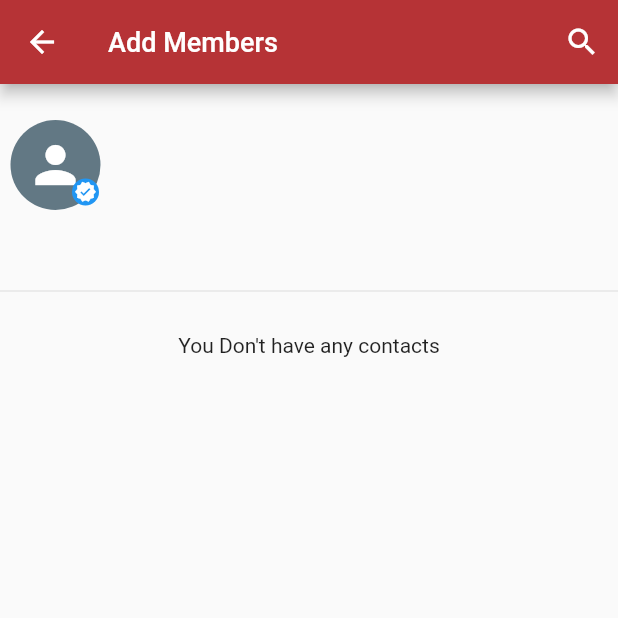
After one commit to Rohit7602/whatsapp-clone, a Flutter app: the AddMembersGroupScreen screen opened directly, on a phone screen of 412 x 824 dp, the top half of it. The commit adds this screen. Run offline on Flutter 3.47's test engine with Material 2 defaults, Android fonts, the phone set to English and light mode, and no system bars; our stand-ins replace cached_network_image, emoji_picker_flutter, firebase_auth, firebase_core, firebase_database, firebase_storage and 5 more; missing offline and left inert: clipboard; accounts and stored records are empty.

Commit message:
Grou Chat UI

```diff
--- a/lib/screen/contact/contact.dart
+++ b/lib/screen/contact/contact.dart
@@ -4,6 +4,7 @@ import 'package:flutter/material.dart';
 import 'package:flutter/scheduler.dart';
 import 'package:provider/provider.dart';
 import 'package:whatsapp_clone/getter_setter/getter_setter.dart';
+import 'package:whatsapp_clone/screen/group_chat/add_members.dart';
 import '../../helper/base_getters.dart';
 import '../../helper/styles/app_style_sheet.dart';
 import '../chat/chat_room.dart';
@@ -42,6 +43,8 @@ class _ContactScreenState extends State<ContactScreen> {
           children: [
             AppServices.addHeight(10),
             ListTile(
+              onTap: () =>
+                  AppServices.pushTo(context, const AddMembersGroupScreen()),
               leading: Container(
                   height: 50,
                   width: 50,
--- /dev/null
+++ b/lib/screen/group_chat/add_members.dart
@@ -0,0 +1,225 @@
+import 'package:flutter/material.dart';
+import 'package:provider/provider.dart';
+import 'package:whatsapp_clone/function/custom_appbar.dart';
+import 'package:whatsapp_clone/helper/base_getters.dart';
+
+import '../../getter_setter/getter_setter.dart';
+import '../../helper/styles/app_style_sheet.dart';
+import '../../model/user_model.dart';
+import 'create_group_name.dart';
+
+class AddMembersGroupScreen extends StatefulWidget {
+  const AddMembersGroupScreen({super.key});
+
+  @override
+  State<AddMembersGroupScreen> createState() => _AddMembersGroupScreenState();
+}
+
+class _AddMembersGroupScreenState extends State<AddMembersGroupScreen> {
+  List<UserModel> groupUser = [];
+
+  @override
+  void initState() {
+    groupUser = [];
+    var provider = Provider.of<GetterSetterModel>(context, listen: false);
+    groupUser.add(provider.userModel);
+    super.initState();
+  }
+
+  @override
+  Widget build(BuildContext context) {
+    var provider = Provider.of<GetterSetterModel>(context);
+    var userList = provider.getAllUser;
+
+    return Scaffold(
+      appBar: customAppBar(
+        color: AppColors.primaryColor,
+        title: Text("Add Members", style: GetTextTheme.sf18_medium),
+        action: [
+          IconButton(onPressed: () {}, icon: const Icon(Icons.search)),
+        ],
+      ),
+      body: SafeArea(
+        child: Column(
+          children: [
+            AppServices.addHeight(20),
+            groupUser.isEmpty
+                ? const Text("Add Members to create group.")
+                : SizedBox(
+                    height: 90,
+                    child: ListView.builder(
+                        scrollDirection: Axis.horizontal,
+                        itemCount: groupUser.length,
+                        itemBuilder: (context, index) {
+                          return Row(
+                            children: [
+                              Column(
+                                mainAxisSize: MainAxisSize.min,
+                                children: [
+                                  Stack(
+                                    alignment: AlignmentDirectional.bottomEnd,
+                                    children: [
+                                      Container(
+                                        margin: const EdgeInsets.symmetric(
+                                            horizontal: 7),
+                                        height: 60,
+                                        width: 60,
+                                        decoration: const BoxDecoration(
+                                            shape: BoxShape.circle,
+                                            color: AppColors.lightGreyColor),
+                                        child: groupUser[index].profileImage ==
+                                                ""
+                                            ? const Icon(
+                                                Icons.person,
+                                                color: AppColors.whiteColor,
+                                                size: 40,
+                                              )
+                                            : ClipRRect(
+                                                borderRadius:
+                                                    BorderRadius.circular(100),
+                                                child: Image.network(
+                                                  groupUser[index].profileImage,
+                                                  fit: BoxFit.cover,
+                                                ),
+                                              ),
+                                      ),
+                                      // groupUser[index].number ==
+                                      //         provider.userModel.number
+                                      //     ? const SizedBox()
+                                      //     :
+
+                                      Positioned(
+                                        right: 8,
+                                        bottom: 3,
+                                        child: InkWell(
+                                          onTap: () => index == 0
+                                              ? null
+                                              : setState(() {
+                                                  groupUser
+                                                      .remove(groupUser[index]);
+                                                }),
+                                          child: Container(
+                                            height: 18,
+                                            width: 18,
+                                            decoration: BoxDecoration(
+                                                shape: BoxShape.circle,
+                                                color: index == 0
+                                                    ? AppColors.blueColor
+                                                    : AppColors.primaryColor),
+                                            child: Icon(
+                                              index == 0
+                                                  ? Icons.verified
+                                                  : Icons.close,
+                                              color: AppColors.whiteColor,
+                                              size: 15,
+                                            ),
+                                          ),
+                                        ),
+                                      )
+                                    ],
+                                  ),
+                                  AppServices.addHeight(10),
+                                  Text(
+                                    groupUser[index].name,
+                                    style: GetTextTheme.sf10_regular,
+                                  ),
+                                ],
+                              ),
+                            ],
+                          );
+                        }),
+                  ),
+            const Padding(
+              padding: EdgeInsets.symmetric(vertical: 20),
+              child: Divider(),
+            ),
+            userList.isEmpty
+                ? const Text("You Don't have any contacts")
+                : ListView.builder(
+                    shrinkWrap: true,
+                    itemCount: userList.length,
+                    itemBuilder: (context, index) {
+                      return ListTile(
+                        onTap: () {
+                          var userChecker = groupUser.any((element) =>
+                              element.number == userList[index].number);
+                          if (userChecker == false) {
+                            setState(() {
+                              groupUser.add(userList[index]);
+                            });
+                          }
+                        },
+                        leading: Stack(
+                          alignment: AlignmentDirectional.bottomEnd,
+                          children: [
+                            Container(
+                              height: 50,
+                              width: 50,
+                              decoration: const BoxDecoration(
+                                  shape: BoxShape.circle,
+                                  color: AppColors.lightGreyColor),
+                              child: userList[index].profileImage == ""
+                                  ? const Icon(
+                                      Icons.person,
+                                      color: AppColors.whiteColor,
+                                      size: 40,
+                                    )
+                                  : ClipRRect(
+                                      borderRadius: BorderRadius.circular(100),
+                                      child: Image.network(
+                                        userList[index].profileImage,
+                                        fit: BoxFit.cover,
+                                      ),
+                                    ),
+                            ),
+                            groupUser.any((element) =>
+                                    element.number == userList[index].number)
+                                ? InkWell(
+                                    onTap: () => setState(() {
+                                      groupUser.remove(groupUser[index]);
+                                    }),
+                                    child: Container(
+                                      height: 18,
+                                      width: 18,
+                                      decoration: const BoxDecoration(
+                                          shape: BoxShape.circle,
+                                          color: AppColors.primaryColor),
+                                      child: const Icon(
+                                        Icons.check,
+                                        color: AppColors.whiteColor,
+                                        size: 15,
+                                      ),
+                                    ),
+                                  )
+                                : const SizedBox()
+                          ],
+                        ),
+                        title: Text(
+                          userList[index].number,
+                          style: GetTextTheme.sf14_regular,
+                        ),
+                        subtitle: Text(
+                          userList[index].userId,
+                          // userList[index].description,
+                          style: GetTextTheme.sf12_medium
+                              .copyWith(color: AppColors.greyColor),
+                        ),
+                      );
+                    },
+                  ),
+          ],
+        ),
+      ),
+      floatingActionButton: groupUser.length >= 2
+          ? FloatingActionButton(
+              backgroundColor: AppColors.primaryColor,
+              onPressed: () => AppServices.pushTo(
+                  context,
+                  CreateGroupScreen(
+                    groupMemberList: groupUser,
+                  )),
+              child: const Icon(Icons.arrow_forward))
+          : const SizedBox(),
+    );
+  }
+}
--- a/lib/screen/home/homepage.dart
+++ b/lib/screen/home/homepage.dart
@@ -74,7 +74,7 @@ class _HomePageScreenState extends State<HomePageScreen> {
                   // AppServices.pushTo(context, const ProfileScreen());
                   AppServices.pushTo(context, const ContactScreen());
                 },
-                child: const Icon(Icons.person),
+                child: const Icon(Icons.chat),
               );
       },
     );
--- a/lib/widget/Custom_TextField/suffxIcon_field.dart
+++ b/lib/widget/Custom_TextField/suffxIcon_field.dart
@@ -8,7 +8,6 @@ import '../../helper/styles/app_style_sheet.dart';
 class SecondaryTextFieldView extends StatelessWidget {
   TextEditingController? controller;
   dynamic suffixIcon;
-
   String hintText;
   String fieldEmptyError;
   Function(String)? onChange;
```
Also changed, not shown: lib/screen/group_chat/create_group_name.dart (added, +283 -0 lines).
